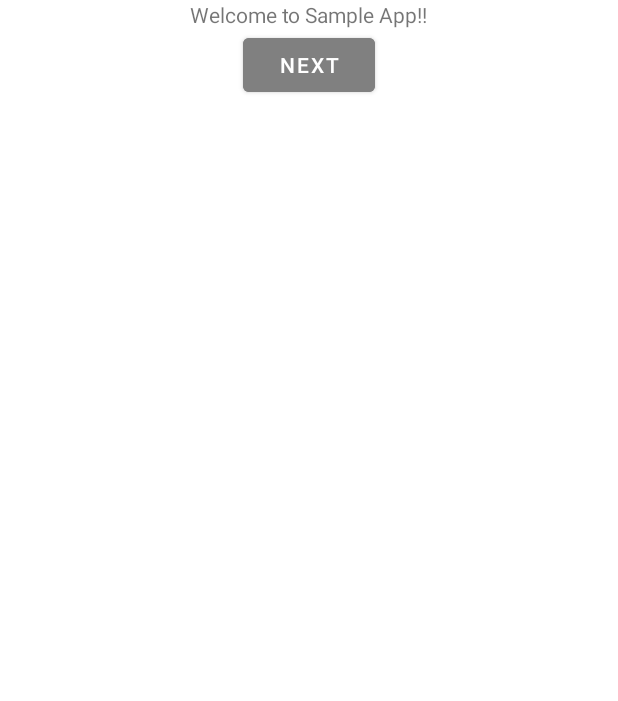
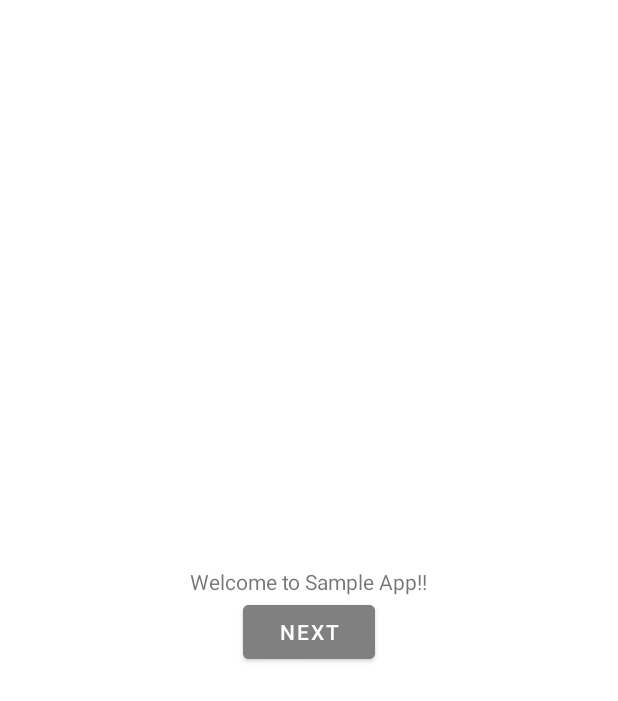
Before and after one commit to developer-min/sample-app-android, an Android app: the screen it shows after launch (MainActivity), on a phone screen of 412 x 824 dp. Shown: the top 701 px of the screen. Run offline under Robolectric (Android 15) with nearby library versions, the phone set to English and light mode, and no system bars.

Commit message:
Refactoring code.

```diff
--- a/app/src/main/AndroidManifest.xml
+++ b/app/src/main/AndroidManifest.xml
@@ -1,5 +1,6 @@
 <?xml version="1.0" encoding="utf-8"?>
 <manifest xmlns:android="http://schemas.android.com/apk/res/android"
+    xmlns:tools="http://schemas.android.com/tools"
     package="com.example.sampleapp">
 
     <application
--- a/app/src/main/java/com/example/sampleapp/MainActivity.kt
+++ b/app/src/main/java/com/example/sampleapp/MainActivity.kt
@@ -7,7 +7,6 @@ import androidx.fragment.app.FragmentManager
 import androidx.fragment.app.FragmentTransaction
 
 class MainActivity : AppCompatActivity() {
-
     override fun onCreate(savedInstanceState: Bundle?) {
         super.onCreate(savedInstanceState)
         setContentView(R.layout.activity_main)
@@ -15,6 +14,6 @@ class MainActivity : AppCompatActivity() {
         val fragment = TopFragment()
         val transaction = supportFragmentManager.beginTransaction()
         transaction.add(R.id.container, fragment)
-        transaction.commit()
+            .commit()
     }
 }
--- a/app/src/main/java/com/example/sampleapp/TopFragment.kt
+++ b/app/src/main/java/com/example/sampleapp/TopFragment.kt
@@ -5,9 +5,9 @@ import androidx.fragment.app.Fragment
 import android.view.LayoutInflater
 import android.view.View
 import android.view.ViewGroup
+import android.widget.Button
 
 class TopFragment : Fragment() {
-
     override fun onCreate(savedInstanceState: Bundle?) {
         super.onCreate(savedInstanceState)
     }
@@ -18,4 +18,19 @@ class TopFragment : Fragment() {
     ): View? {
         return inflater.inflate(R.layout.fragment_top, container, false)
     }
+
+    override fun onViewCreated(view: View, savedInstanceState: Bundle?) {
+        super.onViewCreated(view, savedInstanceState)
+
+        val button: Button = view.findViewById(R.id.next_button)
+        button.setOnClickListener {
+            val fragment = SettingAlarmFragment()
+            val activity = requireActivity()
+            val transaction = activity.supportFragmentManager.beginTransaction()
+            transaction.setCustomAnimations(R.anim.slide_in_right, R.anim.slide_out_left, R.anim.slide_in_left, R.anim.slide_out_right)
+                .replace(R.id.container, fragment)
+                .addToBackStack(null)
+                .commit()
+        }
+    }
 }
--- a/app/src/main/res/layout/fragment_top.xml
+++ b/app/src/main/res/layout/fragment_top.xml
@@ -2,23 +2,21 @@
 <LinearLayout xmlns:android="http://schemas.android.com/apk/res/android"
     xmlns:tools="http://schemas.android.com/tools"
     android:layout_width="match_parent"
-    android:layout_height="wrap_content"
+    android:layout_height="match_parent"
     android:orientation="vertical"
-    android:layout_gravity="center_vertical"
+    android:gravity="center"
     tools:context=".TopFragment">
 
     <TextView
         android:id="@+id/welcome_text"
         android:layout_width="wrap_content"
         android:layout_height="wrap_content"
-        android:layout_gravity="center_horizontal"
         android:text="@string/welcome_text" />
 
     <Button
         android:id="@+id/next_button"
         android:layout_width="wrap_content"
         android:layout_height="wrap_content"
-        android:layout_gravity="center_horizontal"
         android:backgroundTint="@color/gray"
         android:text="@string/next_text" />
 
--- a/app/src/main/res/values/strings.xml
+++ b/app/src/main/res/values/strings.xml
@@ -2,6 +2,5 @@
     <string name="app_name">SampleApp</string>
     <string name="welcome_text">Welcome to Sample App!!</string>
     <string name="next_text">Next</string>
-    <!-- TODO: Remove or change this placeholder text -->
-    <string name="hello_blank_fragment">Hello blank fragment</string>
+    <string name="description_how_to_set_alarm">This description is Alarm Settings methods.</string>
 </resources>
```
